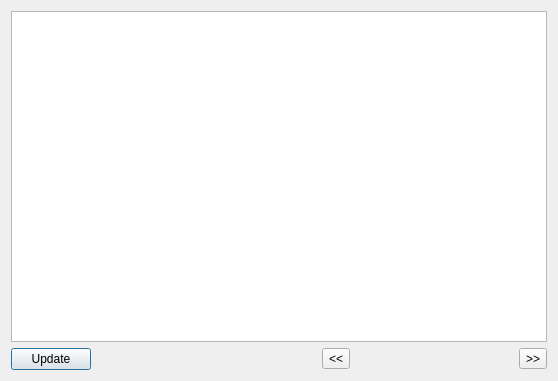
Above: allproductsdialog.ui from iamOgunyinka/TragelPC before the change. Below: the same form after it.
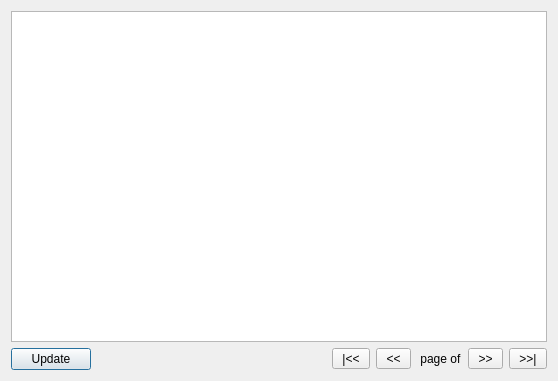
That is the form after the change.

Diff of the .ui file:
```diff
--- a/allproductsdialog.ui
+++ b/allproductsdialog.ui
@@ -13,12 +13,14 @@
   <property name="windowTitle">
    <string>Dialog</string>
   </property>
+  <layout class="QVBoxLayout" name="verticalLayout_2">
+   <item>
   <layout class="QVBoxLayout" name="verticalLayout">
    <item>
     <widget class="QTableView" name="tableView"/>
    </item>
    <item>
-    <layout class="QHBoxLayout" name="horizontalLayout_2">
+      <layout class="QHBoxLayout" name="horizontalLayout_4">
      <item>
       <widget class="QPushButton" name="update_button">
        <property name="maximumSize">
@@ -46,33 +48,51 @@
       </spacer>
      </item>
      <item>
+        <layout class="QHBoxLayout" name="horizontalLayout_3">
+         <item>
       <layout class="QHBoxLayout" name="horizontalLayout">
+           <item>
+            <widget class="QToolButton" name="first_page_button">
+             <property name="text">
+              <string> |&lt;&lt; </string>
+             </property>
+            </widget>
+           </item>
        <item>
         <widget class="QToolButton" name="prev_button">
          <property name="text">
-          <string>&lt;&lt;</string>
+              <string> &lt;&lt; </string>
          </property>
         </widget>
        </item>
+          </layout>
+         </item>
        <item>
-        <spacer name="horizontalSpacer">
-         <property name="orientation">
-          <enum>Qt::Horizontal</enum>
-         </property>
-         <property name="sizeHint" stdset="0">
-          <size>
-           <width>18</width>
-           <height>20</height>
-          </size>
-         </property>
-        </spacer>
-       </item>
+          <widget class="QLabel" name="page_label">
+           <property name="text">
+            <string> page of</string>
+           </property>
+          </widget>
+         </item>
+         <item>
+          <layout class="QHBoxLayout" name="horizontalLayout_2">
        <item>
         <widget class="QToolButton" name="next_button">
          <property name="text">
-          <string>&gt;&gt;</string>
-         </property>
-        </widget>
+              <string> &gt;&gt; </string>
+             </property>
+            </widget>
+           </item>
+           <item>
+            <widget class="QToolButton" name="last_page_button">
+             <property name="text">
+              <string> &gt;&gt;| </string>
+             </property>
+            </widget>
+           </item>
+          </layout>
+         </item>
+        </layout>
        </item>
       </layout>
      </item>
```
Lines whose indentation alone changed are shown as unchanged.
